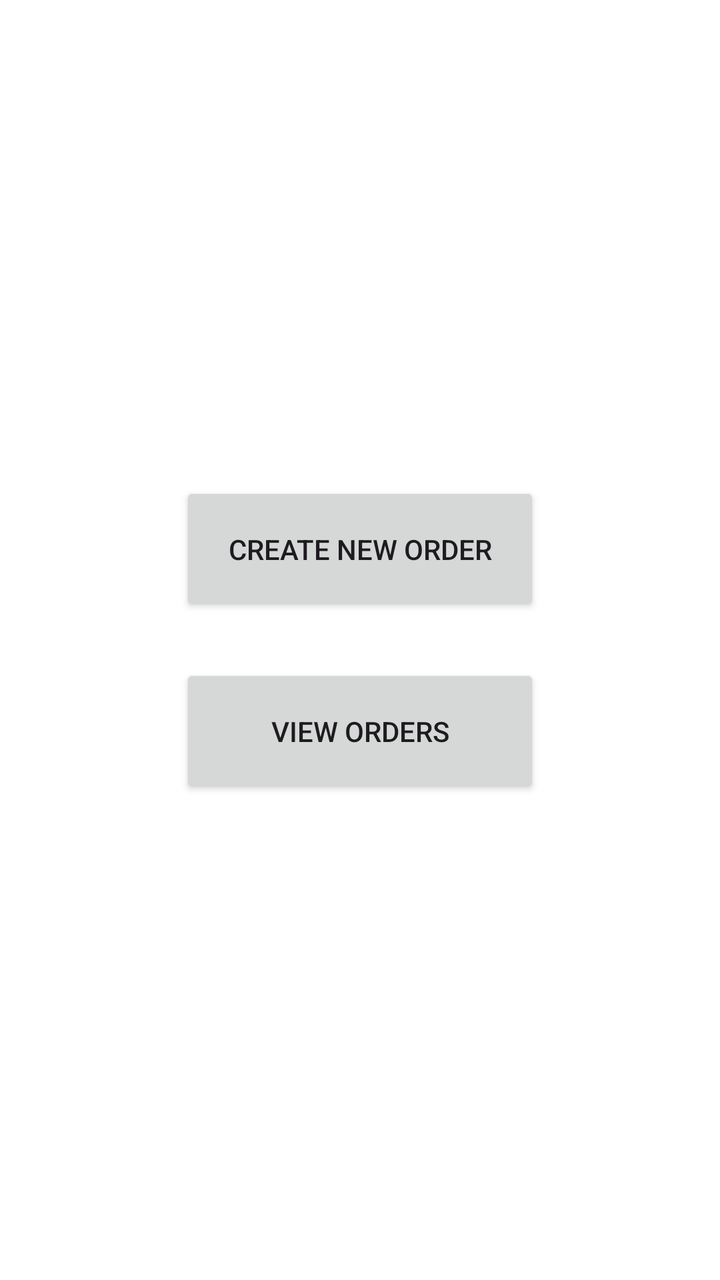
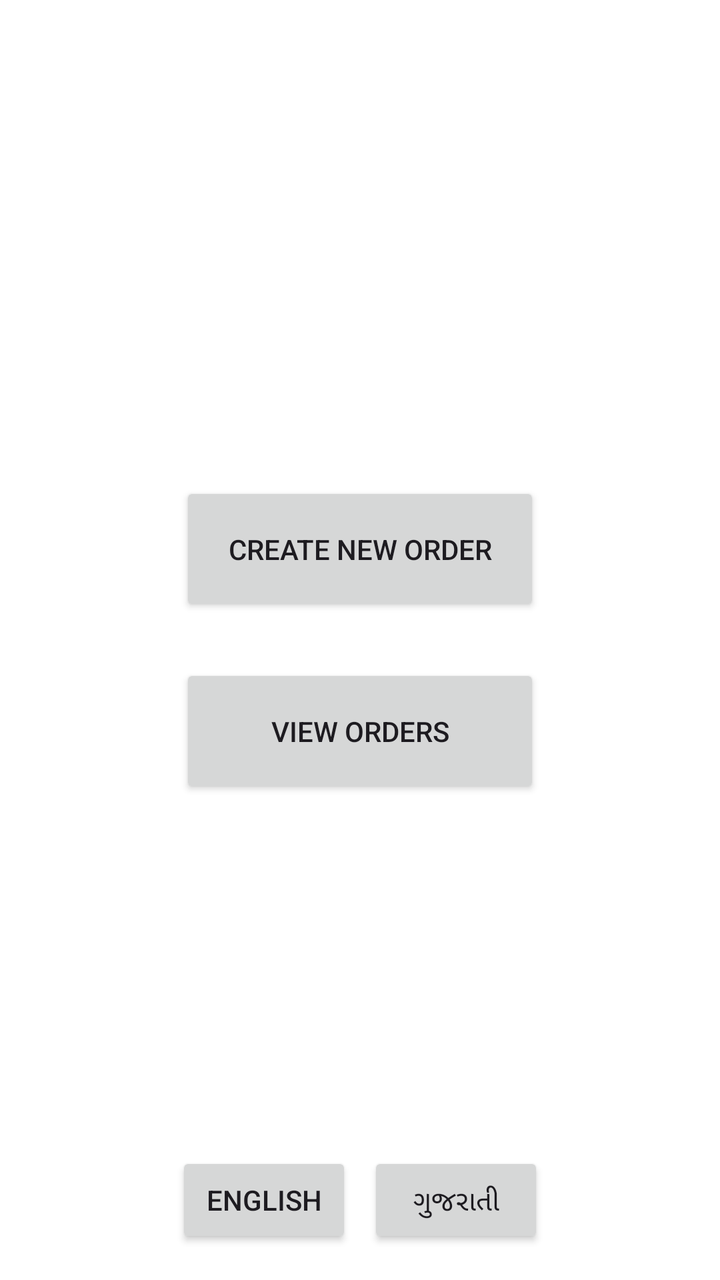

Before-and-after screenshots of an Android layout around one commit, followed by the original layout XML and the change that was made.
<!-- AndroidManifest.xml: application theme Theme.VBeltOrder -->
<!-- res/layout/fragment_home_screen.xml -->
<?xml version="1.0" encoding="utf-8"?>
<androidx.constraintlayout.widget.ConstraintLayout xmlns:android="http://schemas.android.com/apk/res/android"
    xmlns:app="http://schemas.android.com/apk/res-auto"
    android:layout_width="match_parent"
    android:layout_height="match_parent"
    android:background="@android:color/white">

    <Button
        android:id="@+id/btnCreateNewOrder"
        android:layout_width="wrap_content"
        android:layout_height="wrap_content"
        android:padding="24dp"
        android:text="@string/create_new_order"
        app:layout_constraintBottom_toTopOf="@id/btnViewOrders"
        app:layout_constraintEnd_toEndOf="parent"
        app:layout_constraintStart_toStartOf="parent"
        app:layout_constraintTop_toTopOf="parent"
        app:layout_constraintVertical_chainStyle="packed" />

    <Button
        android:id="@+id/btnViewOrders"
        android:layout_width="0dp"
        android:layout_height="wrap_content"
        android:layout_marginTop="24dp"
        android:padding="24dp"
        android:text="@string/view_orders"
        app:layout_constraintBottom_toBottomOf="parent"
        app:layout_constraintEnd_toEndOf="@+id/btnCreateNewOrder"
        app:layout_constraintStart_toStartOf="@+id/btnCreateNewOrder"
        app:layout_constraintTop_toBottomOf="@+id/btnCreateNewOrder" />
</androidx.constraintlayout.widget.ConstraintLayout>
<!-- resources referenced by this layout -->
<resources>
  <string name="create_new_order">Create New Order</string>
  <string name="view_orders">View Orders</string>
  <style name="Theme.VBeltOrder" parent="Base.Theme.VBeltOrder" />
  <style name="Base.Theme.VBeltOrder" parent="Theme.Material3.Light.NoActionBar">
          
          
          <item name="android:windowTranslucentStatus">true</item>
          
          
      </style>
</resources>

<!-- the commit's change to res/layout/fragment_home_screen.xml (unified diff, before → after) -->
@@ -28,4 +28,28 @@
         app:layout_constraintEnd_toEndOf="@+id/btnCreateNewOrder"
         app:layout_constraintStart_toStartOf="@+id/btnCreateNewOrder"
         app:layout_constraintTop_toBottomOf="@+id/btnCreateNewOrder" />
+
+    <Button
+        android:id="@+id/btnLanguageEnglish"
+        android:layout_width="wrap_content"
+        android:layout_height="wrap_content"
+        android:layout_marginEnd="4dp"
+        android:layout_marginBottom="16dp"
+        android:text="@string/language_english"
+        app:layout_constraintBottom_toBottomOf="parent"
+        app:layout_constraintEnd_toStartOf="@+id/btnLanguageGujarati"
+        app:layout_constraintHorizontal_chainStyle="packed"
+        app:layout_constraintStart_toStartOf="parent" />
+
+    <Button
+        android:id="@+id/btnLanguageGujarati"
+        android:layout_width="wrap_content"
+        android:layout_height="wrap_content"
+        android:layout_marginStart="4dp"
+        android:layout_marginBottom="16dp"
+        android:text="@string/language_gujarati"
+        app:layout_constraintBottom_toBottomOf="parent"
+        app:layout_constraintEnd_toEndOf="parent"
+        app:layout_constraintStart_toEndOf="@+id/btnLanguageEnglish" />
+
 </androidx.constraintlayout.widget.ConstraintLayout>
<!-- resource entries referenced after the edit -->
@@ -1,6 +1,8 @@
 <!-- resources referenced by this layout -->
 <resources>
   <string name="create_new_order">Create New Order</string>
+  <string name="language_english" translatable="false">English</string>
+  <string name="language_gujarati" translatable="false">ગુજરાતી</string>
   <string name="view_orders">View Orders</string>
   <style name="Theme.VBeltOrder" parent="Base.Theme.VBeltOrder" />
   <style name="Base.Theme.VBeltOrder" parent="Theme.Material3.Light.NoActionBar">
